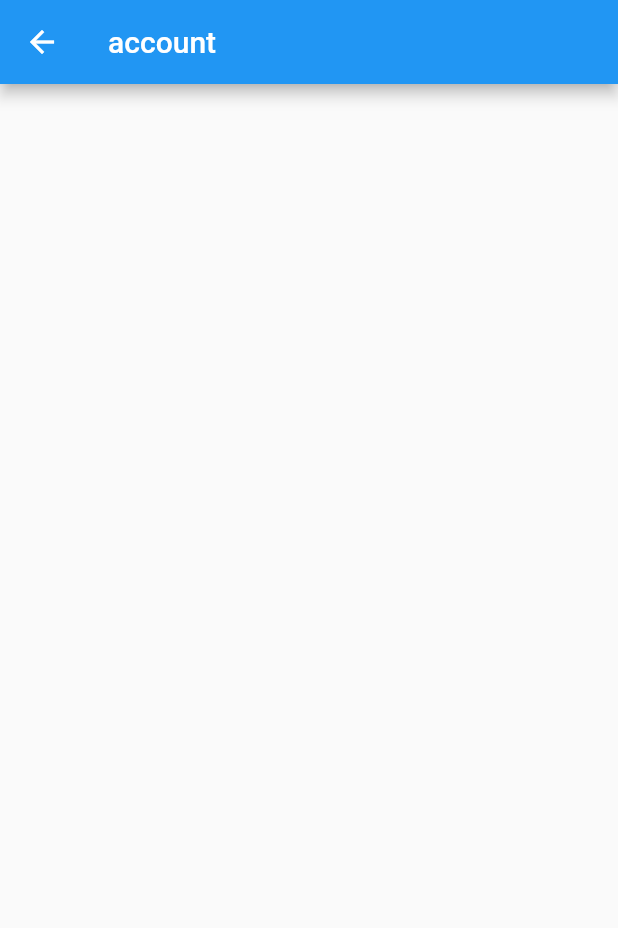
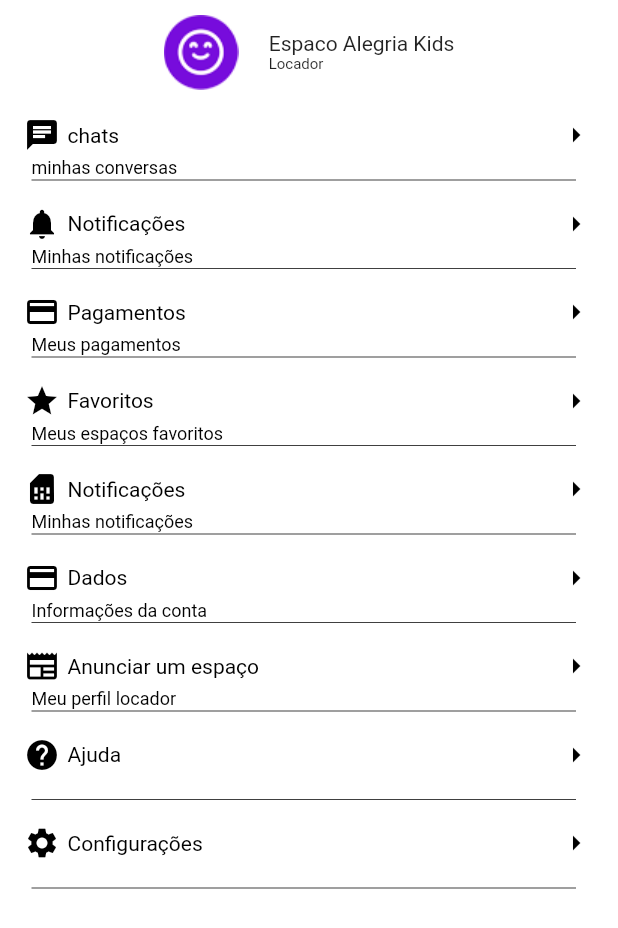
Before and after one commit to rodrigoaugusto99/git_flutter_festou, a Flutter app: the LocatarioAccount screen opened directly, on a phone screen of 412 x 824 dp. Shown: the top 928 px of the screen. Run offline on Flutter 3.47's test engine with Material 2 defaults, Android fonts, the phone set to English and light mode, and no system bars; our stand-ins replace carousel_slider.

Commit message:
bottomNavigationBar -> account

```diff
--- /dev/null
+++ b/lib/components/my_textbuttons.dart
@@ -0,0 +1,76 @@
+import 'package:flutter/material.dart';
+
+class MyTextbuttons extends StatelessWidget {
+  VoidCallback onPressed;
+  String text;
+  String text2;
+  IconData icon;
+  MyTextbuttons(
+      {super.key,
+      required this.icon,
+      required this.onPressed,
+      required this.text,
+      required this.text2});
+
+  @override
+  Widget build(BuildContext context) {
+    return TextButton(
+      onPressed: onPressed,
+      child: Column(
+        crossAxisAlignment: CrossAxisAlignment.start,
+        children: [
+          Row(
+            mainAxisAlignment: MainAxisAlignment.spaceBetween,
+            children: [
+              Row(
+                children: [
+                  Icon(
+                    icon,
+                    color: Colors.black,
+                  ),
+                  Padding(
+                    padding: const EdgeInsets.only(left: 5.0),
+                    child: Text(
+                      text,
+                      style: const TextStyle(
+                        color: Colors.black,
+                        fontWeight: FontWeight.w400,
+                      ),
+                    ),
+                  ),
+                ],
+              ),
+              Row(
+                children: const [
+                  Icon(
+                    Icons.arrow_right_outlined,
+                    color: Colors.black,
+                  ),
+                ],
+              ),
+            ],
+          ),
+          Padding(
+            padding: const EdgeInsets.only(top: 3.0, left: 5.0),
+            child: Text(
+              text2,
+              style: const TextStyle(
+                fontSize: 12.0,
+                color: Colors.black,
+                fontWeight: FontWeight.w400,
+              ),
+            ),
+          ),
+          const Padding(
+            padding: EdgeInsets.only(left: 5.0, right: 12.0),
+            child: Divider(
+              height: 2.0,
+              color: Colors.black,
+              thickness: 0.5,
+            ),
+          ),
+        ],
+      ),
+    );
+  }
+}
--- a/lib/pages/locatario_account.dart
+++ b/lib/pages/locatario_account.dart
@@ -1,4 +1,5 @@
 import 'package:flutter/material.dart';
+import 'package:git_flutter_festou/components/my_textbuttons.dart';
 
 class LocatarioAccount extends StatefulWidget {
   const LocatarioAccount({super.key});
@@ -10,11 +11,98 @@ class LocatarioAccount extends StatefulWidget {
 class _LocatarioAccountState extends State<LocatarioAccount> {
   @override
   Widget build(BuildContext context) {
-    return Scaffold(
-      appBar: AppBar(
-        title: const Text('account'),
+    return SafeArea(
+      child: Scaffold(
+        backgroundColor: Colors.white,
+        body: Column(
+          children: [
+            Padding(
+              padding: const EdgeInsets.only(top: 10.0, bottom: 10.0),
+              child: Row(
+                mainAxisAlignment: MainAxisAlignment.center,
+                children: [
+                  Image.asset('lib/assets/images/smile.png'),
+                  const SizedBox(width: 20.0),
+                  Column(
+                    crossAxisAlignment: CrossAxisAlignment.start,
+                    children: const [
+                      Text('Espaco Alegria Kids'),
+                      Text(
+                        'Locador',
+                        style: TextStyle(fontSize: 10),
+                      ),
+                    ],
+                  )
+                ],
+              ),
+            ),
+            Expanded(
+              child: Padding(
+                padding: const EdgeInsets.only(left: 8.0, right: 8.0),
+                child: ListView(
+                  shrinkWrap: true,
+                  children: [
+                    MyTextbuttons(
+                      icon: Icons.chat,
+                      onPressed: () {},
+                      text: 'chats',
+                      text2: 'minhas conversas',
+                    ),
+                    MyTextbuttons(
+                      icon: Icons.notifications,
+                      onPressed: () {},
+                      text: 'Notificações',
+                      text2: 'Minhas notificações',
+                    ),
+                    MyTextbuttons(
+                      icon: Icons.payment,
+                      onPressed: () {},
+                      text: 'Pagamentos',
+                      text2: 'Meus pagamentos',
+                    ),
+                    MyTextbuttons(
+                      icon: Icons.star,
+                      onPressed: () {},
+                      text: 'Favoritos',
+                      text2: 'Meus espaços favoritos',
+                    ),
+                    MyTextbuttons(
+                      icon: Icons.sim_card,
+                      onPressed: () {},
+                      text: 'Notificações',
+                      text2: 'Minhas notificações',
+                    ),
+                    MyTextbuttons(
+                      icon: Icons.payment,
+                      onPressed: () {},
+                      text: 'Dados',
+                      text2: 'Informações da conta',
+                    ),
+                    MyTextbuttons(
+                      icon: Icons.newspaper,
+                      onPressed: () {},
+                      text: 'Anunciar um espaço',
+                      text2: 'Meu perfil locador',
+                    ),
+                    MyTextbuttons(
+                      icon: Icons.help,
+                      onPressed: () {},
+                      text: 'Ajuda',
+                      text2: '',
+                    ),
+                    MyTextbuttons(
+                      icon: Icons.settings,
+                      onPressed: () {},
+                      text: 'Configurações',
+                      text2: '',
+                    ),
+                  ],
+                ),
+              ),
+            ),
+          ],
+        ),
       ),
-      body: Container(),
     );
   }
 }
--- a/lib/pages/locatario_message.dart
+++ /dev/null
@@ -1,20 +0,0 @@
-import 'package:flutter/material.dart';
-
-class LocatarioMessage extends StatefulWidget {
-  const LocatarioMessage({super.key});
-
-  @override
-  State<LocatarioMessage> createState() => _LocatarioMessageState();
-}
-
-class _LocatarioMessageState extends State<LocatarioMessage> {
-  @override
-  Widget build(BuildContext context) {
-    return Scaffold(
-      appBar: AppBar(
-        title: const Text('message'),
-      ),
-      body: Container(),
-    );
-  }
-}
--- a/lib/pages/locatario_navigation_bottom_bar.dart
+++ b/lib/pages/locatario_navigation_bottom_bar.dart
@@ -1,7 +1,7 @@
 import 'package:flutter/material.dart';
 import 'package:git_flutter_festou/pages/locatario_account.dart';
 import 'package:git_flutter_festou/pages/locatario_home_page.dart';
-import 'package:git_flutter_festou/pages/locatario_message.dart';
+import 'package:git_flutter_festou/pages/locatario_search.dart';
 import 'package:git_flutter_festou/pages/locatario_settings.dart';
 
 class LocatarioNavigationBottomBar extends StatefulWidget {
@@ -24,7 +24,7 @@ class _LocatarioNavigationBottomBarState
 
   final List<Widget> pages = [
     const LocatarioHomePage(),
-    const LocatarioMessage(),
+    const LocatarioSearch(),
     const LocatarioSettings(),
     const LocatarioAccount(),
   ];
@@ -39,7 +39,7 @@ class _LocatarioNavigationBottomBarState
         type: BottomNavigationBarType.fixed,
         items: const [
           BottomNavigationBarItem(icon: Icon(Icons.home), label: 'Home'),
-          BottomNavigationBarItem(icon: Icon(Icons.message), label: 'Message'),
+          BottomNavigationBarItem(icon: Icon(Icons.search), label: 'Search'),
           BottomNavigationBarItem(
               icon: Icon(Icons.settings), label: 'Settings'),
           BottomNavigationBarItem(icon: Icon(Icons.person), label: 'Account'),
--- /dev/null
+++ b/lib/pages/locatario_search.dart
@@ -0,0 +1,20 @@
+import 'package:flutter/material.dart';
+
+class LocatarioSearch extends StatefulWidget {
+  const LocatarioSearch({super.key});
+
+  @override
+  State<LocatarioSearch> createState() => _LocatarioSearchState();
+}
+
+class _LocatarioSearchState extends State<LocatarioSearch> {
+  @override
+  Widget build(BuildContext context) {
+    return Scaffold(
+      appBar: AppBar(
+        title: const Text('Search'),
+      ),
+      body: Container(),
+    );
+  }
+}
```
